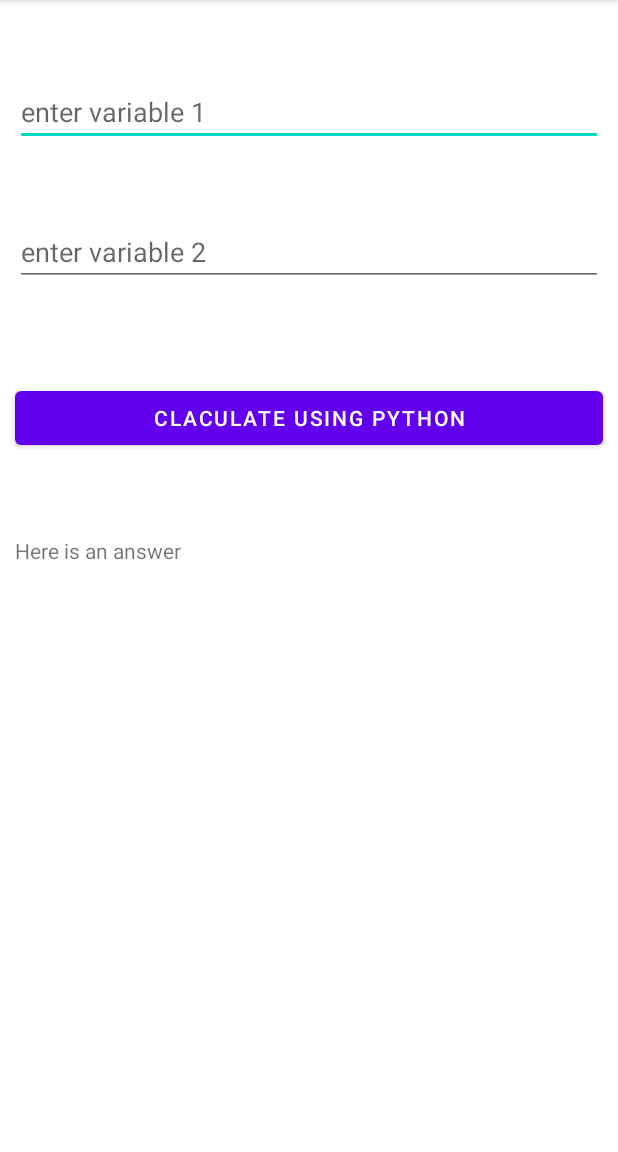
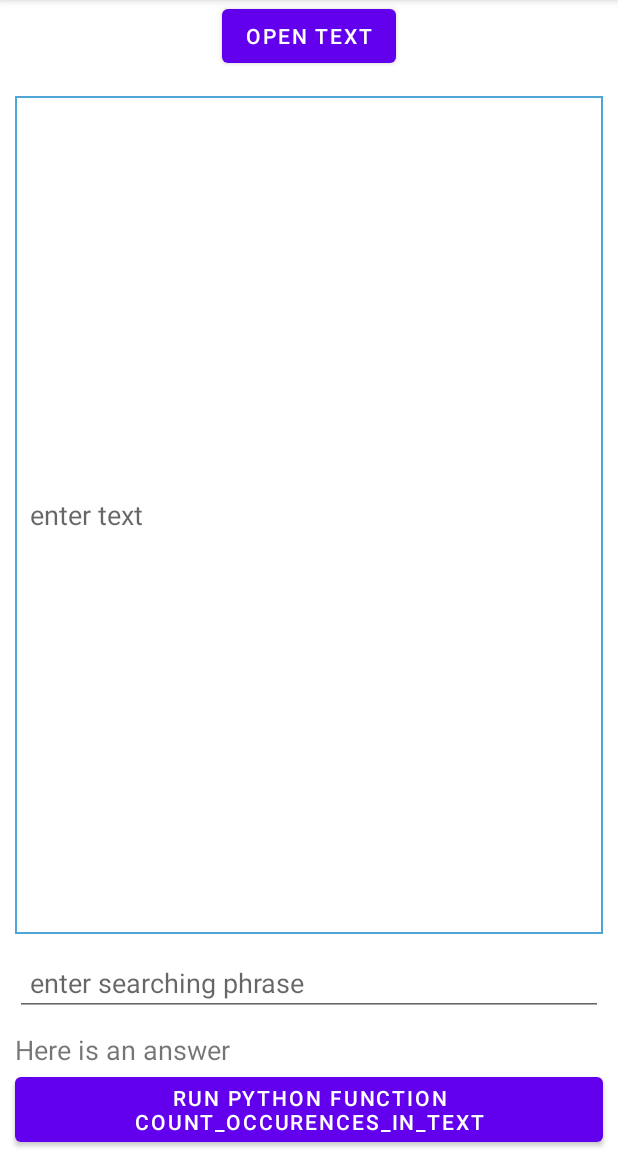
Before and after one commit to Darkhyp/Android-java_python, an Android app: the screen it shows after launch (MainActivity), on a phone screen of 412 x 824 dp, the part 84-1236 px from its top. Run offline under Robolectric (Android 15) with nearby library versions, the phone set to English and light mode, and no system bars; libraries missing offline, so code that uses them is left out: com.chaquo.python; 5 statements that could not run were skipped.

Commit message:
find a word in the text using python

```diff
--- a/app/src/main/AndroidManifest.xml
+++ b/app/src/main/AndroidManifest.xml
@@ -1,6 +1,8 @@
 <?xml version="1.0" encoding="utf-8"?>
 <manifest xmlns:android="http://schemas.android.com/apk/res/android"
     package="com.example.pythoninandroid" >
+
+    <uses-permission android:name="android.permission.READ_EXTERNAL_STORAGE"/>
 
     <application
         android:allowBackup="true"
--- /dev/null
+++ b/app/src/main/res/drawable/my_shape.xml
@@ -0,0 +1,4 @@
+<shape xmlns:android="http://schemas.android.com/apk/res/android" android:shape="rectangle" >
+    <solid android:color="@android:color/white" />
+    <stroke android:width="1dip" android:color="#4fa5d5"/>
+</shape>
--- a/app/src/main/res/layout/activity_main.xml
+++ b/app/src/main/res/layout/activity_main.xml
@@ -6,50 +6,52 @@
     android:layout_height="match_parent"
     tools:context=".MainActivity">
 
+    <!--        android:inputType="numberSigned"-->
+
+    <!--        android:inputType="numberSigned"-->
+
+    <LinearLayout
+        android:layout_width="match_parent"
+        android:layout_height="match_parent"
+        android:orientation="vertical">
+
+        <Button
+            android:id="@+id/btnOpenFile"
+            android:layout_width="wrap_content"
+            android:layout_height="wrap_content"
+            android:layout_gravity="center"
+            android:layout_marginLeft="10dp"
+            android:layout_marginRight="10dp"
+            android:text="@string/open"
+            android:textSize="14sp" />
+
         <EditText
             android:id="@+id/editVar1"
             android:layout_width="match_parent"
             android:layout_height="wrap_content"
             android:layout_marginLeft="10dp"
-        android:layout_marginTop="52dp"
+            android:layout_marginTop="16dp"
             android:layout_marginRight="10dp"
+            android:layout_weight="0.7"
             android:autofillHints=""
+            android:background="@drawable/my_shape"
             android:ems="10"
             android:hint="@string/enter_variable_1"
-        android:inputType="numberDecimal"
-        app:layout_constraintEnd_toEndOf="parent"
-        app:layout_constraintHorizontal_bias="0.0"
-        app:layout_constraintStart_toStartOf="parent"
-        app:layout_constraintTop_toTopOf="parent" />
+            android:inputType="text|textMultiLine"
+            android:padding="10dp"
+            android:textSize="18sp" />
 
         <EditText
             android:id="@+id/editVar2"
             android:layout_width="match_parent"
             android:layout_height="wrap_content"
-        android:layout_marginLeft="10dp"
-        android:layout_marginTop="48dp"
-        android:layout_marginRight="10dp"
+            android:layout_margin="10dp"
             android:autofillHints=""
             android:ems="10"
             android:hint="@string/enter_variable_2"
-        android:inputType="numberSigned"
-        app:layout_constraintEnd_toEndOf="parent"
-        app:layout_constraintHorizontal_bias="0.0"
-        app:layout_constraintStart_toStartOf="parent"
-        app:layout_constraintTop_toBottomOf="@+id/editVar1" />
-
-    <Button
-        android:id="@+id/btnCalculate"
-        android:layout_width="match_parent"
-        android:layout_height="wrap_content"
-        android:layout_marginLeft="10dp"
-        android:layout_marginTop="64dp"
-        android:layout_marginRight="10dp"
-        android:text="@string/claculate"
-        app:layout_constraintEnd_toEndOf="parent"
-        app:layout_constraintHorizontal_bias="0.0"
-        app:layout_constraintStart_toStartOf="parent"
-        app:layout_constraintTop_toBottomOf="@+id/editVar2" />
+            android:inputType="text|textMultiLine"
+            android:padding="10dp"
+            android:textSize="18sp" />
 
         <TextView
             android:id="@+id/out"
@@ -57,12 +59,18 @@
             android:layout_height="wrap_content"
             android:layout_marginLeft="10dp"
             android:layout_marginRight="10dp"
-        android:text="Here is an answer"
-        app:layout_constraintBottom_toBottomOf="parent"
-        app:layout_constraintEnd_toEndOf="parent"
-        app:layout_constraintHorizontal_bias="0.0"
-        app:layout_constraintStart_toStartOf="parent"
-        app:layout_constraintTop_toBottomOf="@+id/btnCalculate"
-        app:layout_constraintVertical_bias="0.123" />
+            android:text="@string/here_is_an_answer"
+            android:textSize="18sp" />
+
+        <Button
+            android:id="@+id/btnCalculate"
+            android:layout_width="match_parent"
+            android:layout_height="wrap_content"
+            android:layout_marginLeft="10dp"
+            android:layout_marginRight="10dp"
+            android:text="@string/claculate"
+            android:textSize="14sp" />
+
+    </LinearLayout>
 
 </androidx.constraintlayout.widget.ConstraintLayout>
--- a/app/src/main/res/values/strings.xml
+++ b/app/src/main/res/values/strings.xml
@@ -1,8 +1,13 @@
 <resources>
     <string name="app_name">Python in Android</string>
-    <string name="claculate">Claculate using Python</string>
+<!--    <string name="claculate">Claculate using Python</string>-->
+    <string name="claculate">Run python function count_occurences_in_text</string>
+    <string name="open">Open text</string>
     <string name="variable_2">Variable 2</string>
     <string name="variable_1">Variable 1</string>
-    <string name="enter_variable_2">enter variable 2</string>
-    <string name="enter_variable_1">enter variable 1</string>
+<!--    <string name="enter_variable_2">enter variable 2</string>-->
+<!--    <string name="enter_variable_1">enter variable 1</string>-->
+    <string name="enter_variable_2">enter searching phrase</string>
+    <string name="enter_variable_1">enter text</string>
+    <string name="here_is_an_answer">Here is an answer</string>
 </resources>
```
Also changed, not shown: app/src/main/java/com/example/pythoninandroid/MainActivity.java (+112 -4 lines), 1 other file. Lines whose indentation alone changed are shown as unchanged.
